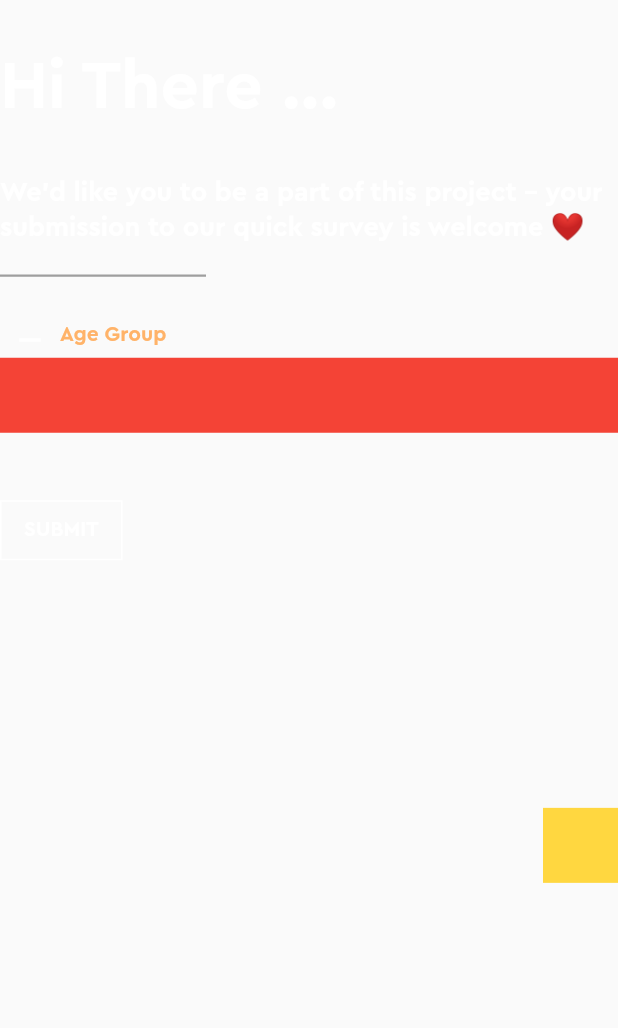
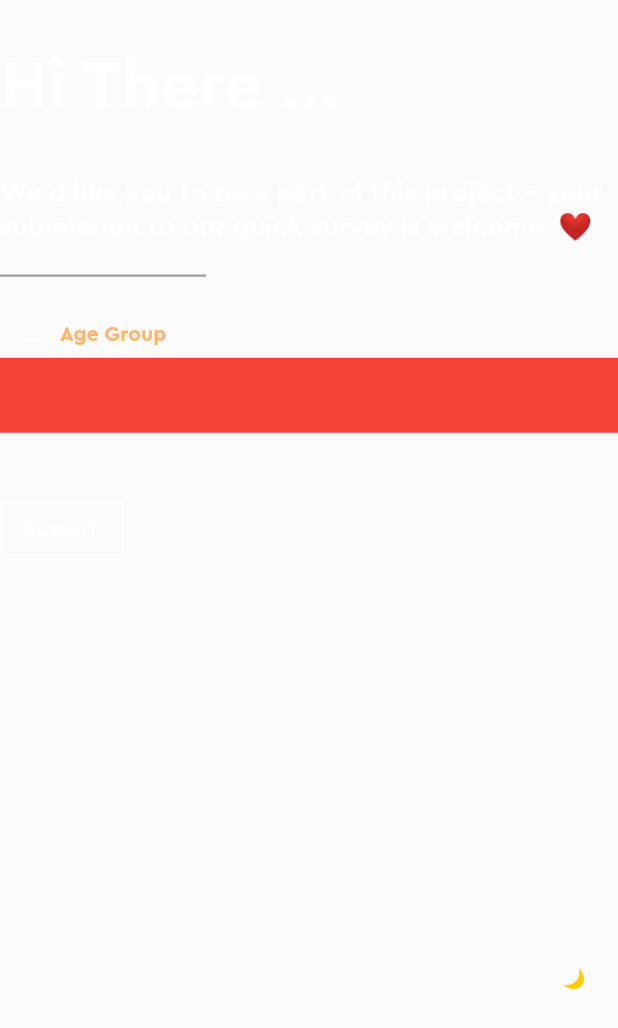
Before and after one commit to Othniel16/dortmund, a Flutter app: the RightWidget widget shown alone on an empty page, opened directly, after a tap on "Age Group", on a phone screen of 412 x 824 dp. Shown: the top 1028 px of the screen. Run offline on Flutter 3.47's test engine with Material 2 defaults, Android fonts, the phone set to English and light mode, and no system bars; drawn by our look-alikes of expandable; our stand-ins replace carousel_slider, dots_indicator, flutter_bounce, flutter_slider_drawer; statements that could not run were skipped.

Commit message:
Add right image asset

```diff
--- a/lib/pages/hi_there/hi_there.dart
+++ b/lib/pages/hi_there/hi_there.dart
@@ -18,11 +18,12 @@ class LeftWidget extends StatelessWidget {
 
   @override
   Widget build(BuildContext context) {
-    return Image.asset(
-      Images.woman,
-      fit: BoxFit.cover,
-      width: MediaQuery.of(context).size.width / 4,
-      height: MediaQuery.of(context).size.height / 7,
+    final double screenWidth = MediaQuery.of(context).size.width;
+    final double screenHeight = MediaQuery.of(context).size.height;
+    return Padding(
+      padding:
+          EdgeInsets.only(left: screenWidth / 30, bottom: screenHeight / 20),
+      child: Image.asset(Images.hiThere),
     );
   }
 }
@@ -33,15 +34,13 @@ class RightWidget extends StatelessWidget {
   final String submit = 'SUBMIT';
   final String title = 'Hi There ...';
   final String invite = '''We’d like you to be a part of this project – your
-submission to our quick survey is welcome ❤''';
+submission to our quick survey is welcome  ❤''';
 
   @override
   Widget build(BuildContext context) {
-    return Padding(
-      padding: const EdgeInsets.only(right: 0.0),
-      child: SizedBox(
-        height: MediaQuery.of(context).size.height / 1.4,
-        child: Stack(
+    final double screenWidth = MediaQuery.of(context).size.width;
+    final double screenHeight = MediaQuery.of(context).size.height;
+    return Stack(
       children: [
         Column(
           crossAxisAlignment: CrossAxisAlignment.start,
@@ -79,16 +78,15 @@ submission to our quick survey is welcome ❤''';
                     horizontal: 15.0,
                     vertical: 10.0,
                   ),
-                      decoration: BoxDecoration(
-                          border: Border.all(color: Colors.white)),
+                  decoration:
+                      BoxDecoration(border: Border.all(color: Colors.white)),
                   child: Text(
                     submit,
                     style: const TextStyle(color: Colors.white),
                   ),
                 ),
                 onTap: () {
-                      pageProvider
-                          .togglePageIndex(pageProvider.currentPage + 1);
+                  pageProvider.togglePageIndex(pageProvider.currentPage + 1);
                   carouselController.animateToPage(
                     pageProvider.currentPage,
                     curve: Curves.linear,
@@ -99,24 +97,17 @@ submission to our quick survey is welcome ❤''';
           ],
         ),
         Positioned(
-              right: 0.0,
-              bottom: 0.0,
+          right: screenWidth / 18,
+          bottom: screenHeight / 5,
           child: ConstrainedBox(
             constraints: BoxConstraints(
-                  maxWidth: MediaQuery.of(context).size.width / 7,
-                  maxHeight: MediaQuery.of(context).size.width / 5,
+              maxWidth: screenWidth / 30,
+              maxHeight: screenWidth / 30,
             ),
-                // child: Image.asset(Images.woman),
-                child: Container(
-                  width: 50.0,
-                  height: 50.0,
-                  color: Colors.amberAccent,
-                ),
+            child: Image.asset(Images.moon),
           ),
         ),
       ],
-        ),
-      ),
     );
   }
 }
```
Lines whose indentation alone changed are shown as unchanged.
